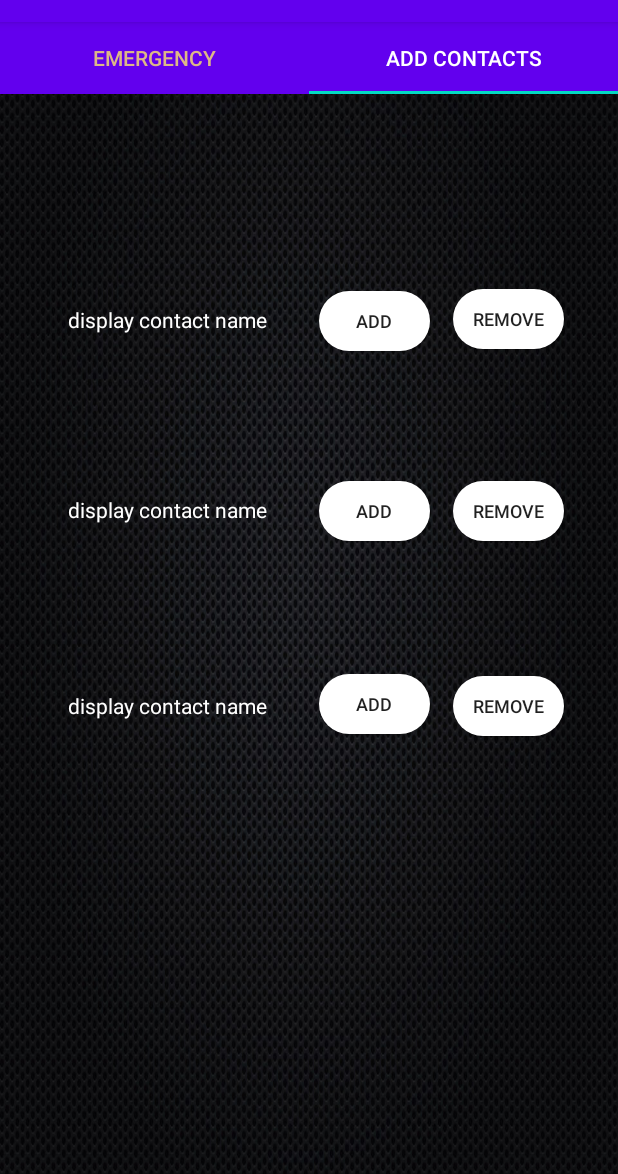
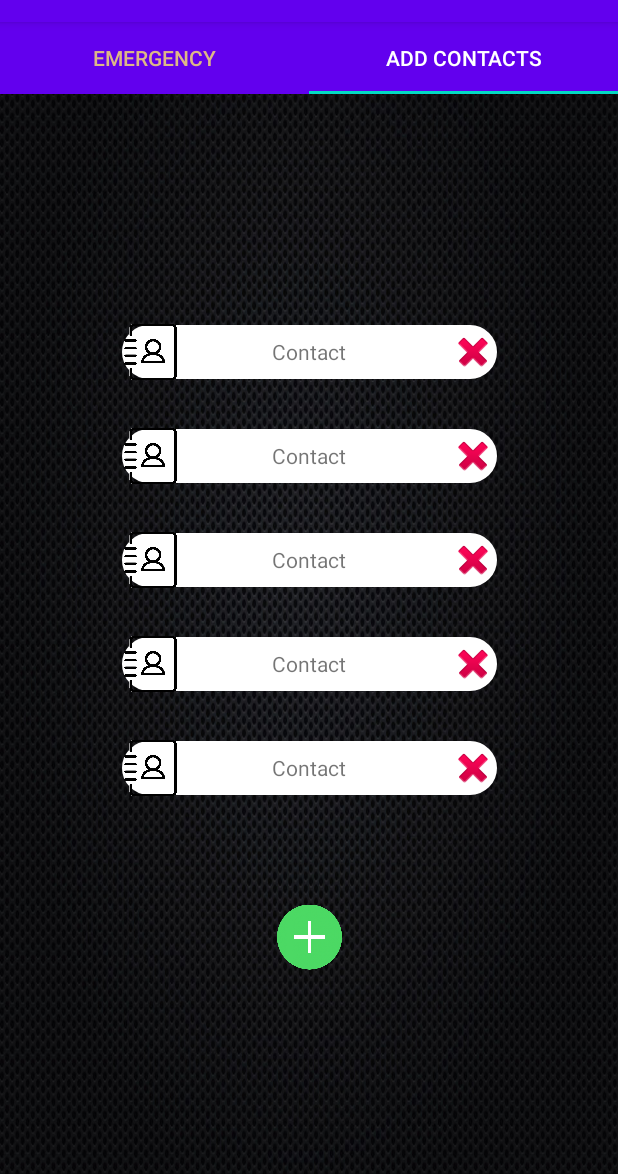
Before and after one commit to Evoid-sos/minor-project, an Android app: the screen it shows after launch once a user with an empty profile is signed in (MainActivity2), tab 2 chosen, on a phone screen of 412 x 824 dp, the part 62-1236 px from its top. Run offline under Robolectric (Android 15) with nearby library versions, the phone set to English and light mode, and no system bars; our stand-ins replace Firebase (no records; nobody signed in at launch, a user with empty details on screens opened directly).

Commit message:
contact layout updated

```diff
--- a/app/src/main/res/layout/fragment_contacts.xml
+++ b/app/src/main/res/layout/fragment_contacts.xml
@@ -11,139 +11,186 @@
     tools:context=".contacts">
 
     <TextView
-        android:id="@+id/textView7"
-        android:layout_width="169dp"
-        android:layout_height="38dp"
-        android:layout_marginStart="26dp"
-        android:layout_marginEnd="11dp"
-        android:layout_marginBottom="214dp"
+        android:id="@+id/textView11"
+        android:layout_width="250dp"
+        android:layout_height="36dp"
+        android:layout_marginStart="123dp"
+        android:layout_marginTop="200dp"
+        android:layout_marginEnd="123dp"
+        android:layout_marginBottom="9dp"
+        android:background="@drawable/roundedtext"
         android:gravity="center"
-        android:text="display contact name"
-        android:textColor="#ffffff"
-        app:layout_constraintBottom_toBottomOf="parent"
-        app:layout_constraintEnd_toStartOf="@+id/button4"
-        app:layout_constraintStart_toStartOf="parent"
-        app:layout_constraintTop_toBottomOf="@+id/textView6" />
-
-    <Button
-        android:id="@+id/button5"
-        android:layout_width="74dp"
-        android:layout_height="40dp"
-        android:layout_marginEnd="35dp"
-        android:layout_marginBottom="214dp"
-        android:text="REMOVE"
-        android:textSize="12dp"
-        android:background="@drawable/contactbuttonstyles"
-        app:layout_constraintBottom_toBottomOf="parent"
+        android:text="Contact"
+        app:layout_constraintBottom_toTopOf="@+id/textView12"
         app:layout_constraintEnd_toEndOf="parent"
-        app:layout_constraintStart_toEndOf="@+id/button4"
-        app:layout_constraintTop_toBottomOf="@+id/button7" />
-
-    <Button
-        android:id="@+id/button4"
-        android:layout_width="74dp"
-        android:layout_height="40dp"
-        android:layout_marginStart="5dp"
-        android:layout_marginEnd="15dp"
-        android:layout_marginBottom="214dp"
-        android:text="ADD"
-        android:textSize="12dp"
-        android:background="@drawable/contactbuttonstyles"
-        app:layout_constraintBottom_toBottomOf="parent"
-        app:layout_constraintEnd_toStartOf="@+id/button5"
-        app:layout_constraintStart_toEndOf="@+id/textView7"
-        app:layout_constraintTop_toBottomOf="@+id/button6" />
-
-    <TextView
-        android:id="@+id/textView6"
-        android:layout_width="169dp"
-        android:layout_height="38dp"
-        android:layout_marginStart="26dp"
-        android:layout_marginEnd="11dp"
-        android:layout_marginBottom="24dp"
-        android:gravity="center"
-        android:text="display contact name"
-        android:textColor="#ffffff"
-        app:layout_constraintBottom_toTopOf="@+id/textView7"
-        app:layout_constraintEnd_toStartOf="@+id/button6"
-        app:layout_constraintStart_toStartOf="parent"
-        app:layout_constraintTop_toBottomOf="@+id/textView5" />
-
-    <Button
-        android:id="@+id/button6"
-        android:layout_width="74dp"
-        android:layout_height="40dp"
-        android:layout_marginStart="5dp"
-        android:layout_marginEnd="15dp"
-        android:layout_marginBottom="20dp"
-        android:text="ADD"
-        android:background="@drawable/contactbuttonstyles"
-        android:textSize="12dp"
-        app:layout_constraintBottom_toTopOf="@+id/button4"
-        app:layout_constraintEnd_toStartOf="@+id/button7"
-        app:layout_constraintStart_toEndOf="@+id/textView6"
-        app:layout_constraintTop_toBottomOf="@+id/button2" />
-
-    <Button
-        android:id="@+id/button7"
-        android:layout_width="74dp"
-        android:layout_height="40dp"
-        android:layout_marginEnd="35dp"
-        android:layout_marginBottom="22dp"
-        android:text="REMOVE"
-        android:background="@drawable/contactbuttonstyles"
-        android:textSize="12dp"
-        app:layout_constraintBottom_toTopOf="@+id/button5"
-        app:layout_constraintEnd_toEndOf="parent"
-        app:layout_constraintStart_toEndOf="@+id/button6"
-        app:layout_constraintTop_toBottomOf="@+id/button3" />
-
-    <TextView
-        android:id="@+id/textView5"
-        android:layout_width="169dp"
-        android:layout_height="38dp"
-        android:layout_marginStart="26dp"
-        android:layout_marginTop="50dp"
-        android:layout_marginEnd="11dp"
-        android:layout_marginBottom="19dp"
-        android:gravity="center"
-        android:text="display contact name"
-        android:textColor="#ffffff"
-        app:layout_constraintBottom_toTopOf="@+id/textView6"
-        app:layout_constraintEnd_toStartOf="@+id/button2"
         app:layout_constraintStart_toStartOf="parent"
         app:layout_constraintTop_toTopOf="parent" />
 
-    <Button
-        android:id="@+id/button2"
-        android:layout_width="74dp"
-        android:layout_height="40dp"
-        android:layout_marginStart="5dp"
-        android:layout_marginTop="50dp"
-        android:layout_marginEnd="15dp"
-        android:background="@drawable/contactbuttonstyles"
-        android:layout_marginBottom="17dp"
+    <TextView
+        android:id="@+id/textView12"
+        android:layout_width="250dp"
+        android:layout_height="36dp"
+        android:layout_marginStart="123dp"
+        android:layout_marginTop="24dp"
+        android:layout_marginEnd="123dp"
+        android:layout_marginBottom="9dp"
+        android:background="@drawable/roundedtext"
+        android:gravity="center"
+        android:text="Contact"
+        app:layout_constraintBottom_toTopOf="@+id/textView13"
+        app:layout_constraintEnd_toEndOf="parent"
+        app:layout_constraintStart_toStartOf="parent"
+        app:layout_constraintTop_toBottomOf="@+id/textView11" />
 
-        android:text="ADD"
-        android:textSize="12dp"
-        app:layout_constraintBottom_toTopOf="@+id/button6"
-        app:layout_constraintEnd_toStartOf="@+id/button3"
-        app:layout_constraintStart_toEndOf="@+id/textView5"
-        app:layout_constraintTop_toTopOf="parent" />
+    <TextView
+        android:id="@+id/textView13"
+        android:layout_width="250dp"
+        android:layout_height="36dp"
+        android:layout_marginStart="123dp"
+        android:layout_marginTop="24dp"
+        android:layout_marginEnd="123dp"
+        android:layout_marginBottom="9dp"
+        android:gravity="center"
+        android:text="Contact"
+        android:background="@drawable/roundedtext"
+        app:layout_constraintBottom_toTopOf="@+id/textView14"
+        app:layout_constraintEnd_toEndOf="parent"
+        app:layout_constraintStart_toStartOf="parent"
+        app:layout_constraintTop_toBottomOf="@+id/textView12" />
 
-    <Button
-        android:id="@+id/button3"
-        android:layout_width="74dp"
-        android:layout_height="40dp"
-        android:layout_marginTop="50dp"
-        android:layout_marginEnd="35dp"
-        android:layout_marginBottom="19dp"
-        android:background="@drawable/contactbuttonstyles"
-        android:text="REMOVE"
-        android:textSize="12dp"
-        app:layout_constraintBottom_toTopOf="@+id/button7"
+    <TextView
+        android:id="@+id/textView14"
+        android:layout_width="250dp"
+        android:layout_height="36dp"
+        android:layout_marginStart="123dp"
+        android:layout_marginTop="24dp"
+        android:layout_marginEnd="123dp"
+        android:layout_marginBottom="9dp"
+        android:gravity="center"
+        android:text="Contact"
+        android:background="@drawable/roundedtext"
+        app:layout_constraintBottom_toTopOf="@+id/textView15"
         app:layout_constraintEnd_toEndOf="parent"
-        app:layout_constraintStart_toEndOf="@+id/button2"
-        app:layout_constraintTop_toTopOf="parent" />
+        app:layout_constraintStart_toStartOf="parent"
+        app:layout_constraintTop_toBottomOf="@+id/textView13" />
+
+    <TextView
+        android:id="@+id/textView15"
+        android:layout_width="250dp"
+        android:layout_height="36dp"
+        android:layout_marginStart="123dp"
+        android:layout_marginTop="24dp"
+        android:layout_marginEnd="123dp"
+        android:gravity="center"
+        android:text="Contact"
+        android:background="@drawable/roundedtext"
+        app:layout_constraintBottom_toTopOf="@+id/imageView7"
+        app:layout_constraintEnd_toEndOf="parent"
+        app:layout_constraintStart_toStartOf="parent"
+        app:layout_constraintTop_toBottomOf="@+id/textView14" />
+
+    <ImageView
+        android:id="@+id/imageView3"
+        android:layout_width="wrap_content"
+        android:layout_height="wrap_content"
+        android:src="@android:drawable/ic_delete"
+        app:layout_constraintBottom_toBottomOf="@+id/textView12"
+        app:layout_constraintEnd_toEndOf="@+id/textView12"
+        app:layout_constraintTop_toTopOf="@+id/textView12" />
+
+    <ImageView
+        android:id="@+id/imageView5"
+        android:layout_width="wrap_content"
+        android:layout_height="wrap_content"
+        android:src="@android:drawable/ic_delete"
+        app:layout_constraintBottom_toBottomOf="@+id/textView14"
+        app:layout_constraintEnd_toEndOf="@+id/textView14"
+        app:layout_constraintTop_toTopOf="@+id/textView14" />
+
+    <ImageView
+        android:id="@+id/imageView4"
+        android:layout_width="wrap_content"
+        android:layout_height="wrap_content"
+        android:src="@android:drawable/ic_delete"
+        app:layout_constraintBottom_toBottomOf="@+id/textView13"
+        app:layout_constraintEnd_toEndOf="@+id/textView13"
+        app:layout_constraintTop_toTopOf="@+id/textView13" />
+
+    <ImageView
+        android:id="@+id/imageView6"
+        android:layout_width="wrap_content"
+        android:layout_height="wrap_content"
+        android:src="@android:drawable/ic_delete"
+        app:layout_constraintBottom_toBottomOf="@+id/textView15"
+        app:layout_constraintEnd_toEndOf="@+id/textView15"
+        app:layout_constraintTop_toTopOf="@+id/textView15" />
+
+    <ImageView
+        android:id="@+id/imageView12"
+        android:layout_width="38dp"
+        android:layout_height="37dp"
+        android:src="@drawable/clist"
+        app:layout_constraintBottom_toBottomOf="@+id/textView15"
+        app:layout_constraintStart_toStartOf="@+id/textView15"
+        app:layout_constraintTop_toTopOf="@+id/textView15" />
+
+    <ImageView
+        android:id="@+id/imageView10"
+        android:layout_width="38dp"
+        android:layout_height="37dp"
+        android:src="@drawable/clist"
+        app:layout_constraintBottom_toBottomOf="@+id/textView13"
+        app:layout_constraintStart_toStartOf="@+id/textView13"
+        app:layout_constraintTop_toTopOf="@+id/textView13" />
+
+    <ImageView
+        android:id="@+id/imageView11"
+        android:layout_width="38dp"
+        android:layout_height="37dp"
+        android:src="@drawable/clist"
+        app:layout_constraintBottom_toBottomOf="@+id/textView14"
+        app:layout_constraintStart_toStartOf="@+id/textView14"
+        app:layout_constraintTop_toTopOf="@+id/textView14" />
+
+    <ImageView
+        android:id="@+id/imageView9"
+        android:layout_width="38dp"
+        android:layout_height="37dp"
+        android:src="@drawable/clist"
+        app:layout_constraintBottom_toBottomOf="@+id/textView12"
+        app:layout_constraintStart_toStartOf="@+id/textView12"
+        app:layout_constraintTop_toTopOf="@+id/textView12" />
+
+    <ImageView
+        android:id="@+id/imageView2"
+        android:layout_width="wrap_content"
+        android:layout_height="wrap_content"
+        android:src="@android:drawable/ic_delete"
+        app:layout_constraintBottom_toBottomOf="@+id/textView11"
+        app:layout_constraintEnd_toEndOf="@+id/textView11"
+        app:layout_constraintTop_toTopOf="@+id/textView11" />
+
+    <ImageView
+        android:id="@+id/imageView7"
+        android:layout_width="43dp"
+        android:layout_height="49dp"
+        android:layout_marginStart="165dp"
+        android:layout_marginTop="70dp"
+        android:layout_marginEnd="165dp"
+        android:layout_marginBottom="181dp"
+        android:src="@drawable/add"
+        app:layout_constraintBottom_toBottomOf="parent"
+        app:layout_constraintEnd_toEndOf="parent"
+        app:layout_constraintStart_toStartOf="parent"
+        app:layout_constraintTop_toBottomOf="@+id/textView15" />
+
+    <ImageView
+        android:id="@+id/imageView8"
+        android:layout_width="38dp"
+        android:layout_height="37dp"
+        android:src="@drawable/clist"
+        app:layout_constraintBottom_toBottomOf="@+id/textView11"
+        app:layout_constraintStart_toStartOf="@+id/textView11"
+        app:layout_constraintTop_toTopOf="@+id/textView11" />
 
 </androidx.constraintlayout.widget.ConstraintLayout>
```
Also changed, not shown: app/src/main/res/drawable-v24/add.png (added), app/src/main/res/drawable-v24/clist.png (added).
